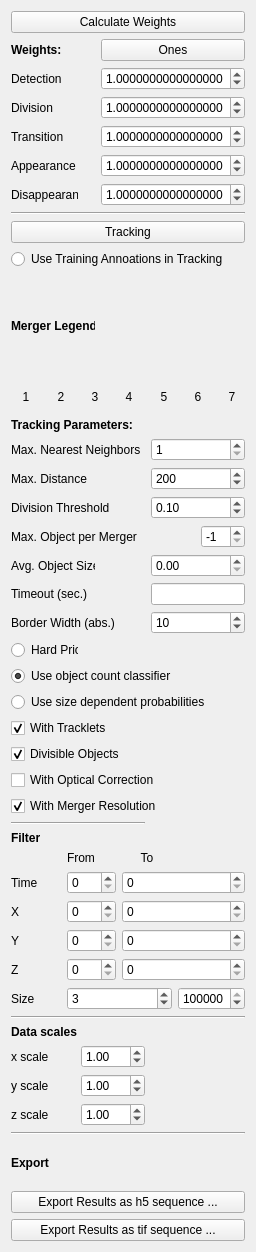
Old version of the form ilastik/applets/tracking/structured/drawer.ui in the repository ilastik/ilastik.
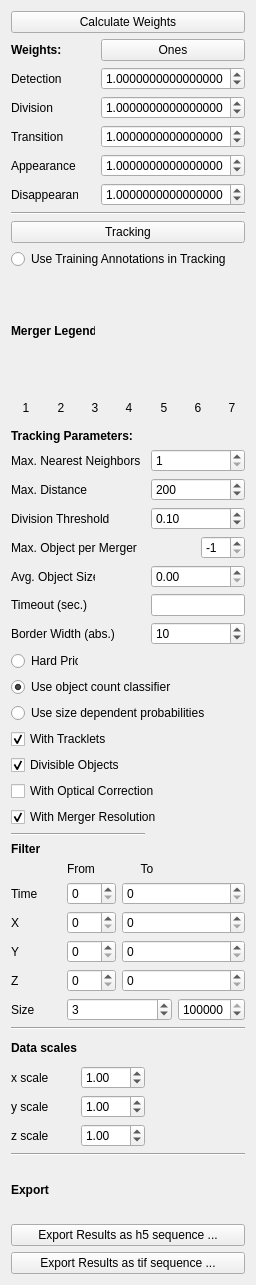
New version of the form.

Commit message: random weights

Patch:
```diff
--- a/ilastik/applets/tracking/structured/drawer.ui
+++ b/ilastik/applets/tracking/structured/drawer.ui
@@ -7,7 +7,7 @@
     <x>0</x>
     <y>0</y>
     <width>256</width>
-    <height>1252</height>
+    <height>1285</height>
    </rect>
   </property>
   <property name="sizePolicy">
@@ -527,7 +527,7 @@
      <item>
       <widget class="QRadioButton" name="trainingToHardConstraints">
        <property name="text">
-        <string>Use Training Annoations in Tracking</string>
+        <string>Use Training Annotations in Tracking</string>
        </property>
        <property name="checked">
         <bool>false</bool>
```
The commit also changes 2 other files.
